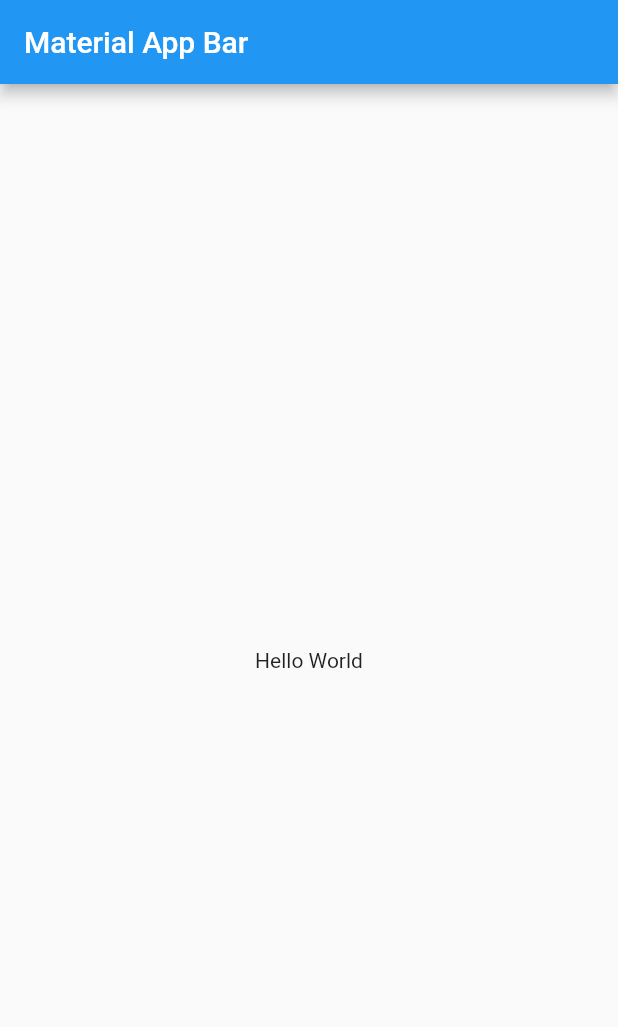
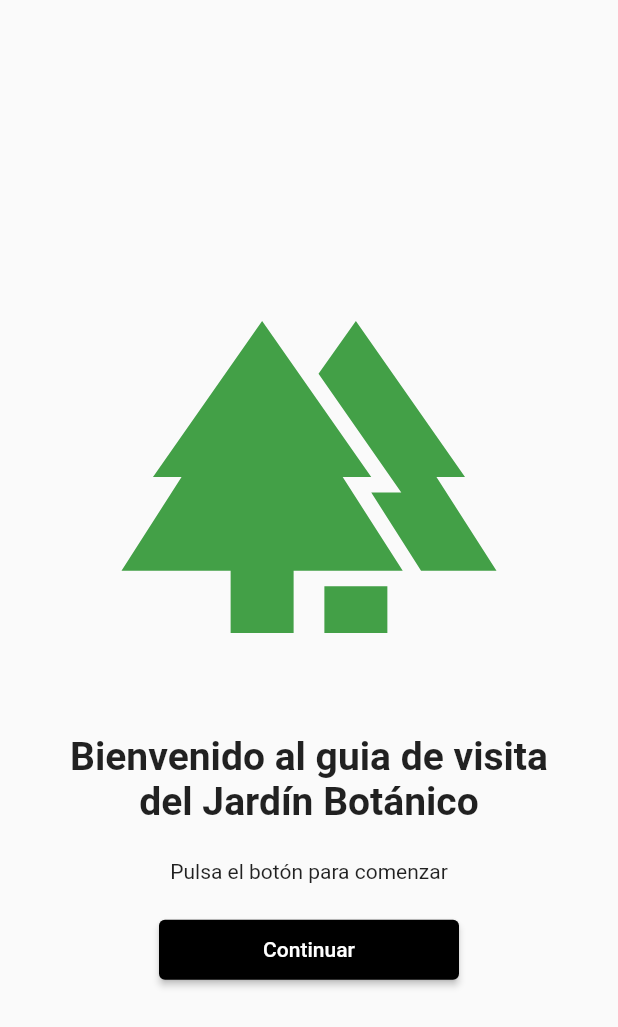
Before and after one commit to Anstayker/BotanicVisitGuide, a Flutter app: the screen it shows after launch, on a phone screen of 412 x 824 dp. Shown: the top 1027 px of the screen. Run offline on Flutter 3.47's test engine with Material 2 defaults, Android fonts, the phone set to English and light mode, and no system bars; our stand-ins replace dartz, equatable.

Commit message:
Basic app layout

```diff
--- a/lib/main.dart
+++ b/lib/main.dart
@@ -1,3 +1,4 @@
+import 'package:botanic_visit_guide/tmp/welcome_page.dart';
 import 'package:flutter/material.dart';
 
 void main() => runApp(const MyApp());
@@ -7,16 +8,9 @@ class MyApp extends StatelessWidget {
 
   @override
   Widget build(BuildContext context) {
-    return MaterialApp(
+    return const MaterialApp(
       title: 'Material App',
-      home: Scaffold(
-        appBar: AppBar(
-          title: const Text('Material App Bar'),
-        ),
-        body: const Center(
-          child: Text('Hello World'),
-        ),
-      ),
+      home: WelcomePage(),
     );
   }
 }
--- /dev/null
+++ b/lib/tmp/welcome_page.dart
@@ -0,0 +1,63 @@
+import 'package:botanic_visit_guide/tmp/home_page.dart';
+import 'package:flutter/material.dart';
+
+class WelcomePage extends StatelessWidget {
+  const WelcomePage({super.key});
+
+  @override
+  Widget build(BuildContext context) {
+    return Scaffold(
+        body: Center(
+            child: Column(
+      mainAxisAlignment: MainAxisAlignment.center,
+      children: [
+        Expanded(flex: 2, child: imagenDeBienvenida()),
+        const SizedBox(height: 24),
+        Flexible(
+            flex: 1, child: tituloDeBienvenida('Bienvenido al guia de visita')),
+        Flexible(flex: 1, child: tituloDeBienvenida('del Jardín Botánico')),
+        const SizedBox(height: 24),
+        textoDeBienvenida(),
+        const SizedBox(height: 24),
+        Flexible(flex: 1, child: botonDeContinuar(context)),
+      ],
+    )));
+  }
+}
+
+Widget imagenDeBienvenida() {
+  return Icon(Icons.forest, size: 250, color: Colors.green[600]);
+}
+
+Widget tituloDeBienvenida(String text) {
+  return Text(
+    text,
+    textAlign: TextAlign.center,
+    style: const TextStyle(
+      fontWeight: FontWeight.bold,
+      fontSize: 26,
+    ),
+  );
+}
+
+Widget textoDeBienvenida() {
+  return const Text('Pulsa el botón para comenzar');
+}
+
+Widget botonDeContinuar(BuildContext context) {
+  return SizedBox(
+    width: 200,
+    height: 40,
+    child: ElevatedButton(
+      onPressed: () {
+        Navigator.pushReplacement(
+          context,
+          MaterialPageRoute(builder: (context) => const HomePage()),
+        );
+      },
+      style:
+          ButtonStyle(backgroundColor: MaterialStateProperty.all(Colors.black)),
+      child: const Text('Continuar'),
+    ),
+  );
+}
```
Also changed, not shown: lib/features/zone_creator/data/datasources/zone_creator_local_datasource.dart (+11 -0 lines), lib/tmp/home_page.dart (added, +55 -0 lines), lib/tmp/notification_page.dart (added, +13 -0 lines), lib/tmp/zone_page.dart (added, +20 -0 lines).
